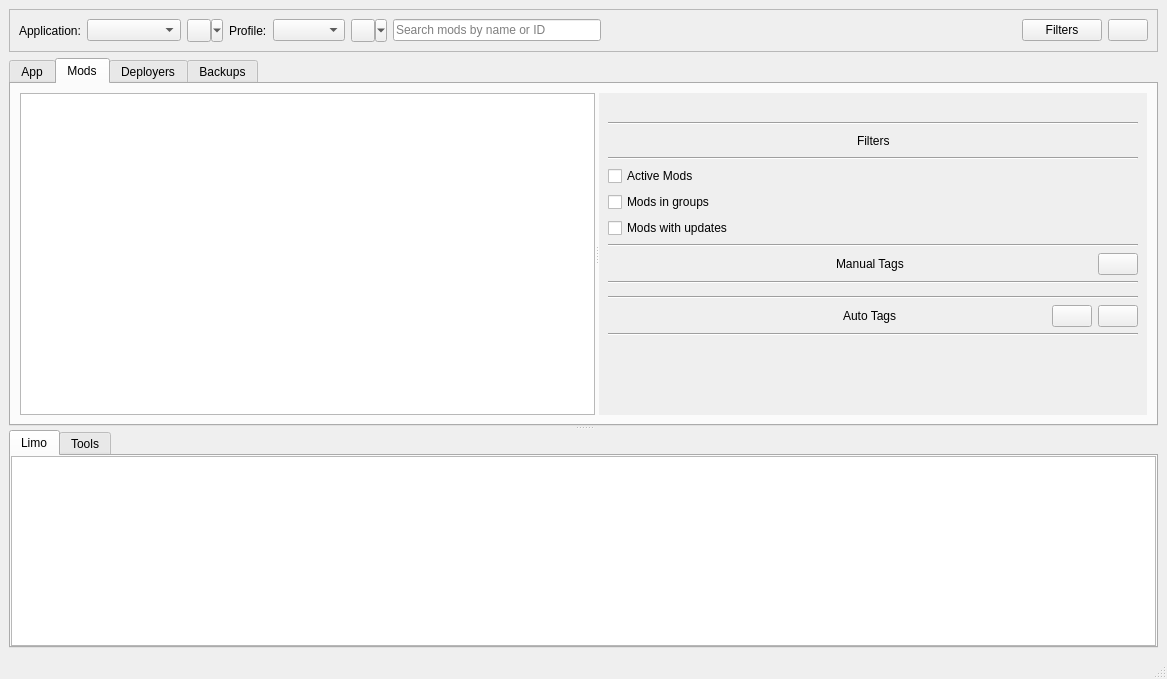
limo-app/limo, file src/ui/mainwindow.ui: the form before one commit.
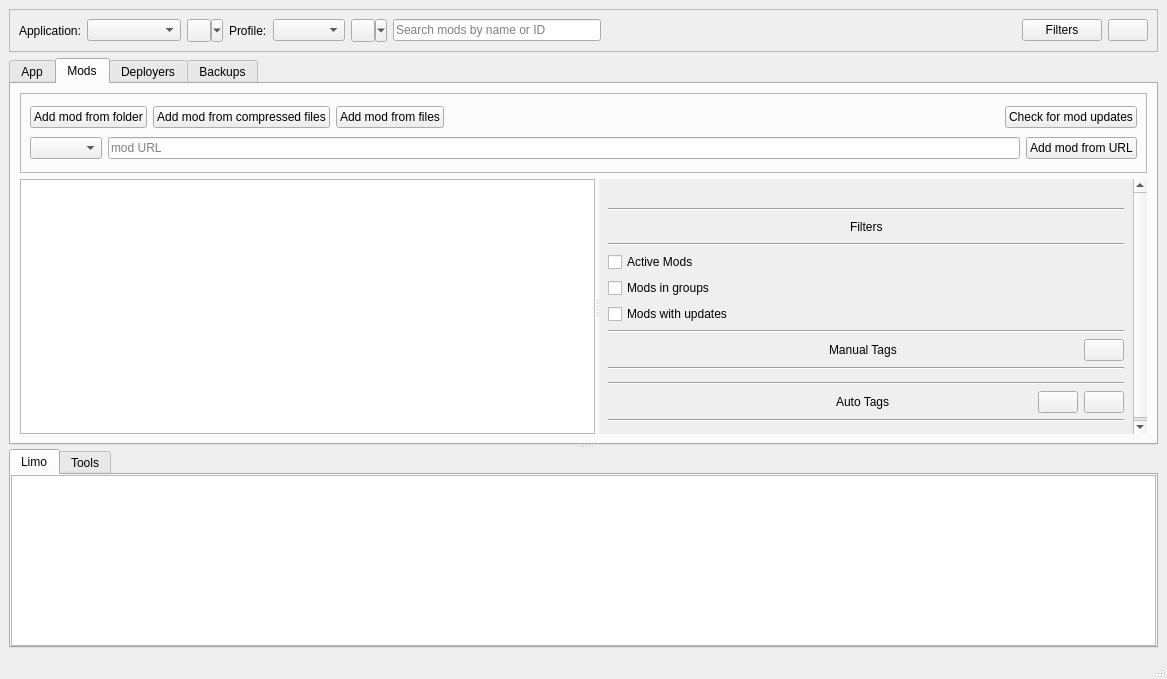
The form after the commit. The open tabs and pages were chosen to show the change. Icons and pictures are not drawn. Custom widgets are drawn as their Qt base class.

The edit to the form file:
```diff
--- a/src/ui/mainwindow.ui
+++ b/src/ui/mainwindow.ui
@@ -416,6 +416,8 @@
             <string>Mods</string>
            </attribute>
            <layout class="QGridLayout" name="gridLayout_14">
+            <item row="1" column="0">
+             <layout class="QGridLayout" name="frame_ModListFilters">
             <item row="0" column="0">
              <widget class="QSplitter" name="splitter_2">
               <property name="orientation">
@@ -498,8 +500,8 @@
                  <rect>
                   <x>0</x>
                   <y>0</y>
-                  <width>539</width>
-                  <height>331</height>
+                    <width>544</width>
+                    <height>311</height>
                  </rect>
                 </property>
                 <layout class="QVBoxLayout" name="verticalLayout_6">
@@ -779,6 +781,150 @@
              </widget>
             </item>
            </layout>
+            </item>
+            <item row="0" column="0">
+             <widget class="QFrame" name="frame_modButtons">
+              <property name="sizePolicy">
+               <sizepolicy hsizetype="Preferred" vsizetype="Fixed">
+                <horstretch>0</horstretch>
+                <verstretch>0</verstretch>
+               </sizepolicy>
+              </property>
+              <property name="minimumSize">
+               <size>
+                <width>0</width>
+                <height>80</height>
+               </size>
+              </property>
+              <property name="frameShape">
+               <enum>QFrame::Shape::StyledPanel</enum>
+              </property>
+              <property name="lineWidth">
+               <number>1</number>
+              </property>
+              <property name="midLineWidth">
+               <number>0</number>
+              </property>
+              <layout class="QVBoxLayout" name="verticalLayout">
+               <item>
+                <layout class="QHBoxLayout" name="horizontalLayout_6">
+                 <item>
+                  <widget class="QPushButton" name="btn_newModFolder">
+                   <property name="toolTip">
+                    <string>Adds a mod with all the files of the selected folder</string>
+                   </property>
+                   <property name="text">
+                    <string>Add mod from folder</string>
+                   </property>
+                  </widget>
+                 </item>
+                 <item>
+                  <widget class="QPushButton" name="btn_newModCompressed">
+                   <property name="text">
+                    <string>Add mod from compressed files</string>
+                   </property>
+                  </widget>
+                 </item>
+                 <item>
+                  <widget class="QPushButton" name="btn_newModFile">
+                   <property name="toolTip">
+                    <string>Adds a mod from one or multiple files</string>
+                   </property>
+                   <property name="text">
+                    <string>Add mod from files</string>
+                   </property>
+                  </widget>
+                 </item>
+                 <item>
+                  <spacer name="horizontalSpacer_2">
+                   <property name="orientation">
+                    <enum>Qt::Orientation::Horizontal</enum>
+                   </property>
+                   <property name="sizeHint" stdset="0">
+                    <size>
+                     <width>40</width>
+                     <height>20</height>
+                    </size>
+                   </property>
+                  </spacer>
+                 </item>
+                 <item>
+                  <widget class="QPushButton" name="btn_modtabCheckUpdates">
+                   <property name="text">
+                    <string>Check for mod updates</string>
+                   </property>
+                   <property name="icon">
+                    <iconset theme="view-refresh"/>
+                   </property>
+                  </widget>
+                 </item>
+                </layout>
+               </item>
+               <item>
+                <layout class="QHBoxLayout" name="horizontalLayout_7">
+                 <item>
+                  <widget class="QComboBox" name="cbb_modWebSource">
+                   <property name="sizePolicy">
+                    <sizepolicy hsizetype="Fixed" vsizetype="Fixed">
+                     <horstretch>0</horstretch>
+                     <verstretch>0</verstretch>
+                    </sizepolicy>
+                   </property>
+                   <property name="minimumSize">
+                    <size>
+                     <width>0</width>
+                     <height>0</height>
+                    </size>
+                   </property>
+                   <property name="maximumSize">
+                    <size>
+                     <width>16777215</width>
+                     <height>16777215</height>
+                    </size>
+                   </property>
+                  </widget>
+                 </item>
+                 <item>
+                  <widget class="QLineEdit" name="txt_newModLink">
+                   <property name="sizePolicy">
+                    <sizepolicy hsizetype="Preferred" vsizetype="Preferred">
+                     <horstretch>0</horstretch>
+                     <verstretch>0</verstretch>
+                    </sizepolicy>
+                   </property>
+                   <property name="minimumSize">
+                    <size>
+                     <width>500</width>
+                     <height>0</height>
+                    </size>
+                   </property>
+                   <property name="placeholderText">
+                    <string>mod URL</string>
+                   </property>
+                  </widget>
+                 </item>
+                 <item>
+                  <widget class="QPushButton" name="btn_newModLink">
+                   <property name="sizePolicy">
+                    <sizepolicy hsizetype="Maximum" vsizetype="Fixed">
+                     <horstretch>0</horstretch>
+                     <verstretch>0</verstretch>
+                    </sizepolicy>
+                   </property>
+                   <property name="toolTip">
+                    <string/>
+                   </property>
+                   <property name="text">
+                    <string>Add mod from URL</string>
+                   </property>
+                  </widget>
+                 </item>
+                </layout>
+               </item>
+              </layout>
+             </widget>
+            </item>
+           </layout>
           </widget>
           <widget class="QWidget" name="deployer_tab">
            <attribute name="title">
```
Left out of the diff: 245 changed lines with no effect on the pictures. Lines whose indentation alone changed are shown as unchanged.
